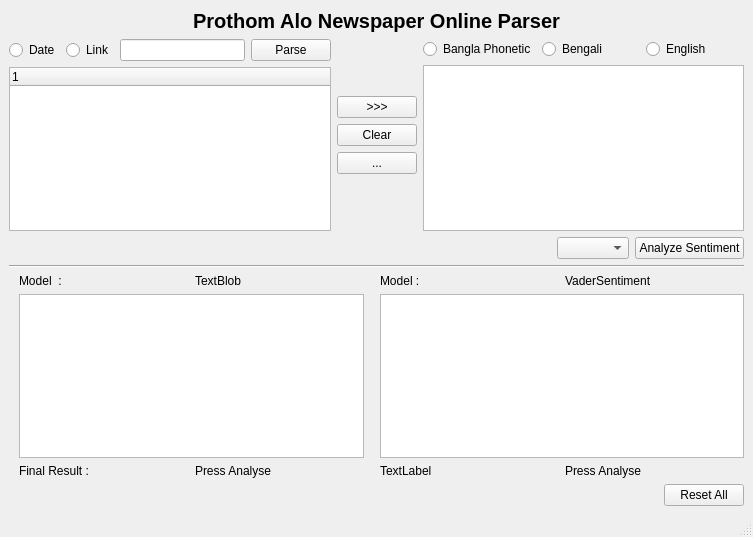
Qt form UI/MainWindow.ui (rahatzamancse/Bangla-or-Banglish-or-English-Sentiment-Analysis-with-English-translation) before a commit.
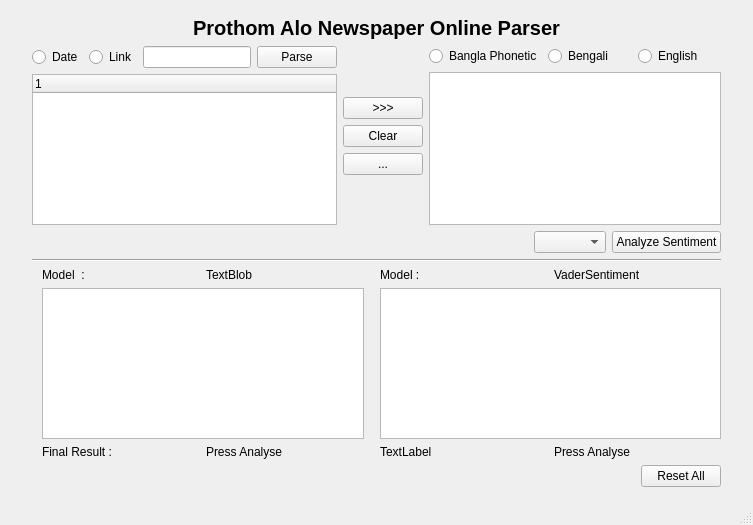
The same form after that commit.

What changed in the file:
```diff
--- a/UI/MainWindow.ui
+++ b/UI/MainWindow.ui
@@ -7,7 +7,7 @@
     <x>0</x>
     <y>0</y>
     <width>753</width>
-    <height>537</height>
+    <height>525</height>
    </rect>
   </property>
   <property name="windowTitle">
@@ -15,6 +15,18 @@
   </property>
   <widget class="QWidget" name="centralwidget">
    <layout class="QVBoxLayout" name="verticalLayout_7">
+    <property name="leftMargin">
+     <number>32</number>
+    </property>
+    <property name="topMargin">
+     <number>16</number>
+    </property>
+    <property name="rightMargin">
+     <number>32</number>
+    </property>
+    <property name="bottomMargin">
+     <number>16</number>
+    </property>
     <item>
      <widget class="QLabel" name="label_5">
       <property name="font">
```
